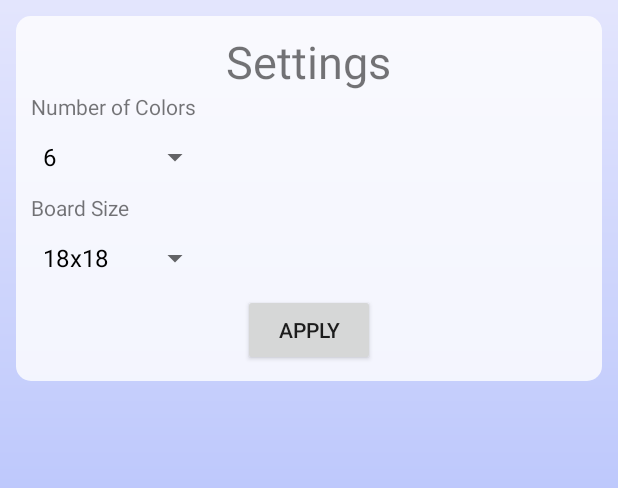
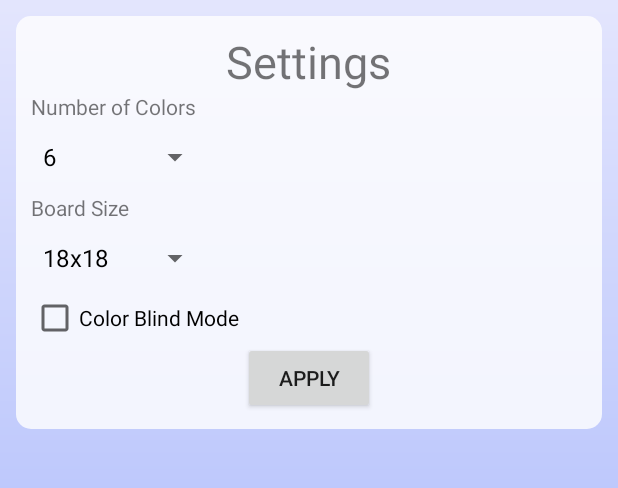
Before and after one commit to GunshipPenguin/open_flood, an Android app: the screen it shows after launch (SettingsActivity), after a tap on an icon or button, on a phone screen of 412 x 824 dp, the part 107-595 px from its top. Run offline under Robolectric (Android 15) with nearby library versions, the phone set to English and light mode, and no system bars.

Commit message:
Add color blind mode

```diff
--- a/app/src/main/java/com/gunshippenguin/openflood/ColorButton.java
+++ b/app/src/main/java/com/gunshippenguin/openflood/ColorButton.java
@@ -2,22 +2,41 @@ package com.gunshippenguin.openflood;
 
 import android.content.Context;
 import android.graphics.Canvas;
+import android.graphics.Color;
+import android.graphics.Paint;
 import android.graphics.PorterDuff;
 import android.graphics.drawable.Drawable;
+import android.preference.PreferenceManager;
 import android.support.v4.content.ContextCompat;
 import android.view.View;
 
 public class ColorButton extends View {
+    String text;
+    Paint textPaint;
+    Drawable buttonDrawable;
 
-    Drawable buttonDrawable;
+
     public ColorButton(Context context) {
         super(context);
         buttonDrawable = ContextCompat.getDrawable(getContext(), R.drawable.button);
+
+        textPaint = new Paint();
+        textPaint.setColor(Color.BLACK);
+        textPaint.setTextAlign(Paint.Align.CENTER);
     }
 
     public void setColor(int color) {
         buttonDrawable.setColorFilter(color, PorterDuff.Mode.SRC_ATOP);
         return;
+    }
+
+    public void setText(String text) {
+        this.text = text;
+    }
+
+    @Override
+    public void onSizeChanged(int w, int h, int oldw, int oldh) {
+        textPaint.setTextSize(getHeight());
     }
 
     @Override
@@ -26,5 +45,13 @@ public class ColorButton extends View {
                 c.getWidth() - getPaddingRight(),
                 c.getHeight() - getPaddingBottom());
         buttonDrawable.draw(c);
+
+        boolean colorBlindMode = PreferenceManager.getDefaultSharedPreferences(
+                getContext()).getBoolean("color_blind_mode", false);
+        if (colorBlindMode && text != null) {
+            c.drawText(text, getWidth() / 2,
+                    (int) (getHeight() / 2 - ((textPaint.descent() + textPaint.ascent()) / 2)),
+                    textPaint);
+        }
     }
 }
--- a/app/src/main/java/com/gunshippenguin/openflood/FloodView.java
+++ b/app/src/main/java/com/gunshippenguin/openflood/FloodView.java
@@ -2,7 +2,10 @@ package com.gunshippenguin.openflood;
 
 import android.content.Context;
 import android.graphics.Canvas;
+import android.graphics.Color;
 import android.graphics.Paint;
+import android.graphics.Rect;
+import android.preference.PreferenceManager;
 import android.util.AttributeSet;
 import android.view.View;
 
@@ -12,10 +15,16 @@ import android.view.View;
 public class FloodView extends View {
     private Game gameToDraw;
     private int boardSize;
+    private int cellSize;
+    private Paint textPaint;
     private Paint paints[];
 
     public FloodView(Context context, AttributeSet attrs) {
         super(context, attrs);
+
+        textPaint = new Paint();
+        textPaint.setColor(Color.BLACK);
+        textPaint.setTextAlign(Paint.Align.CENTER);
     }
 
     @Override
@@ -27,6 +36,8 @@ public class FloodView extends View {
             dimension -= (widthSize % boardSize);
         }
 
+        cellSize = dimension / boardSize;
+        textPaint.setTextSize(cellSize);
         setMeasuredDimension(dimension, dimension);
     }
 
@@ -49,15 +60,33 @@ public class FloodView extends View {
 
     @Override
     protected void onDraw(Canvas c) {
-        if (gameToDraw != null) {
-            int cellSize = getWidth() / gameToDraw.getBoardDimensions();
+        if (gameToDraw == null) {
+            return;
+        }
+
+        // Draw colors
+        for (int y = 0; y < gameToDraw.getBoardDimensions(); y++) {
+            for (int x = 0; x < gameToDraw.getBoardDimensions(); x++) {
+                c.drawRect(x * cellSize, y * cellSize,
+                        (x + 1) * cellSize, (y + 1) * cellSize, paints[gameToDraw.getColor(x, y)]);
+            }
+        }
+
+        // Draw numbers if color blind mode is on
+        if (PreferenceManager.getDefaultSharedPreferences(getContext()).getBoolean("color_blind_mode", false)) {
+            String numToDraw;
+            Rect currRect = new Rect();
             for (int y = 0; y < gameToDraw.getBoardDimensions(); y++) {
                 for (int x = 0; x < gameToDraw.getBoardDimensions(); x++) {
-                    c.drawRect(x * cellSize, y * cellSize,
-                            (x + 1) * cellSize, (y + 1) * cellSize,
-                            paints[gameToDraw.getColor(x, y)]);
+                    currRect.set(x * cellSize, y * cellSize,
+                            (x + 1) * cellSize, (y + 1) * cellSize);
+                    numToDraw = Integer.toString(gameToDraw.getColor(x, y) + 1);
+                    c.drawText(numToDraw, currRect.centerX(),
+                            (int) (y * cellSize + currRect.height() / 2 - ((textPaint.descent() + textPaint.ascent()) / 2)),
+                            textPaint);
                 }
             }
         }
+        return;
     }
 }
--- a/app/src/main/java/com/gunshippenguin/openflood/GameActivity.java
+++ b/app/src/main/java/com/gunshippenguin/openflood/GameActivity.java
@@ -147,6 +147,7 @@ public class GameActivity extends AppCompatActivity {
                     ViewGroup.LayoutParams.MATCH_PARENT, 1.0f));
             newButton.setPadding(5, 5, 5, 5);
 
+            newButton.setText(Integer.toString(i + 1));
             newButton.setColor(paints[i].getColor());
             buttonLayout.addView(newButton);
         }
--- a/app/src/main/java/com/gunshippenguin/openflood/SettingsActivity.java
+++ b/app/src/main/java/com/gunshippenguin/openflood/SettingsActivity.java
@@ -8,6 +8,7 @@ import android.support.v7.app.AppCompatActivity;
 import android.view.View;
 import android.widget.ArrayAdapter;
 import android.widget.Button;
+import android.widget.CheckBox;
 import android.widget.Spinner;
 
 /**
@@ -15,6 +16,7 @@ import android.widget.Spinner;
  */
 public class SettingsActivity extends AppCompatActivity {
     Spinner boardSizeSpinner, numColorsSpinner;
+    CheckBox colorBlindCheckBox;
     int[] boardSizeChoices, numColorsChoices;
 
     @Override
@@ -60,6 +62,10 @@ public class SettingsActivity extends AppCompatActivity {
             }
         }
 
+        // Set up the color blind checkbox
+        colorBlindCheckBox = (CheckBox) findViewById(R.id.colorBlindCheckBox);
+        colorBlindCheckBox.setChecked(sp.getBoolean("color_blind_mode", false));
+
         // Set up the apply button
         Button applyButton = (Button) findViewById(R.id.applyButton);
         applyButton.setOnClickListener(new View.OnClickListener() {
@@ -84,7 +90,6 @@ public class SettingsActivity extends AppCompatActivity {
         if (selectedBoardSize != sp.getInt("board_size", defaultBoardSize)) {
             settingsChanged = true;
             spEditor.putInt("board_size", selectedBoardSize);
-            spEditor.apply();
         }
 
         // Update number of colors
@@ -93,9 +98,12 @@ public class SettingsActivity extends AppCompatActivity {
         if (selectedNumColors != sp.getInt("num_colors", defaultNumColors)) {
             settingsChanged = true;
             spEditor.putInt("num_colors", selectedNumColors);
-            spEditor.apply();
         }
 
+        // Update color blind mode
+        spEditor.putBoolean("color_blind_mode", colorBlindCheckBox.isChecked());
+
+        spEditor.apply();
         return settingsChanged;
     }
 }
--- a/app/src/main/res/layout/activity_settings.xml
+++ b/app/src/main/res/layout/activity_settings.xml
@@ -83,6 +83,12 @@
                 android:layout_height="wrap_content"
                 android:id="@+id/boardSizeSpinner" />
 
+            <CheckBox
+                android:layout_width="wrap_content"
+                android:layout_height="wrap_content"
+                android:text="@string/settings_color_blind"
+                android:id="@+id/colorBlindCheckBox" />
+
         </LinearLayout>
 
         <LinearLayout
--- a/app/src/main/res/values/strings.xml
+++ b/app/src/main/res/values/strings.xml
@@ -13,6 +13,7 @@
     <string name="settings_num_colors">Number of Colors</string>
     <string name="settings_board_size">Board Size</string>
     <string name="settings_apply_button">Apply</string>
+    <string name="settings_color_blind">Color Blind Mode</string>
 
     <!--Info activity-->
     <string name="info_license">Released under the MIT License</string>
```
